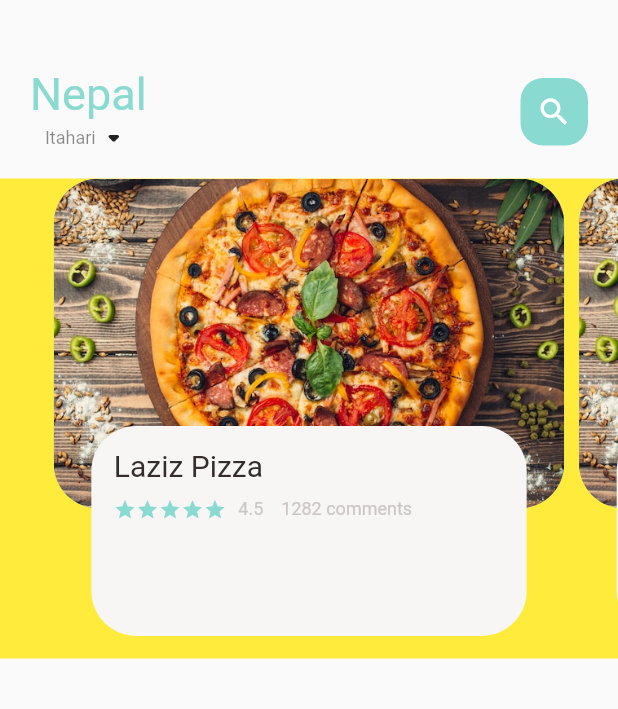
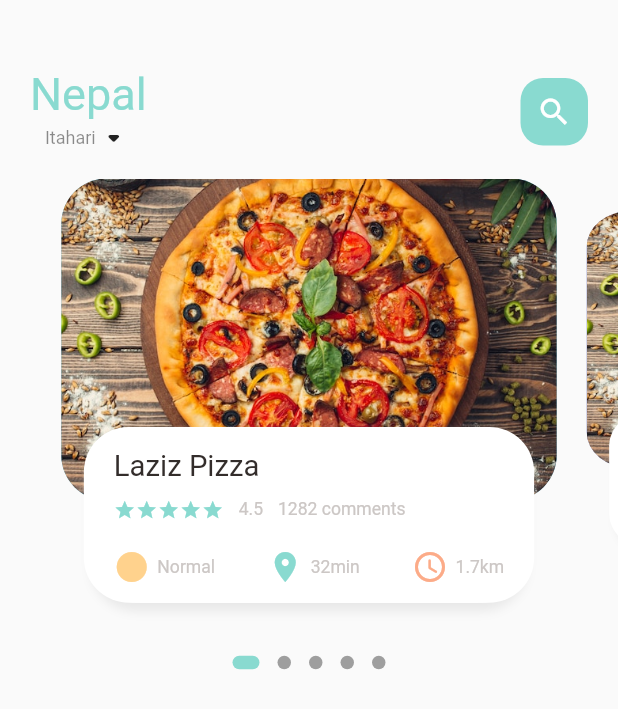
Before and after one commit to manjilkoirala/Food-Delivery-App, a Flutter app: the screen it shows after launch, on a phone screen of 412 x 824 dp. Shown: the top 709 px of the screen. Run offline on Flutter 3.47's test engine with Material 2 defaults, Android fonts, the phone set to English and light mode, and no system bars; drawn by our look-alikes of dots_indicator; our stand-ins replace get, google_fonts.

Commit message:
Managed height according to screen size or Height is set to dynamic

```diff
--- a/lib/Screen/Homepage/food_bar.dart
+++ b/lib/Screen/Homepage/food_bar.dart
@@ -25,7 +25,7 @@ class HomePage extends StatelessWidget {
                     children: [
                       BigText(
                         bigtext: "Nepal",
-                        color: GlobalVariable.mainColor,
+                        color: Mycolor.mainColor,
                         size: 30,
                       ),
                       Row(
@@ -44,7 +44,7 @@ class HomePage extends StatelessWidget {
                     width: 45,
                     decoration: BoxDecoration(
                       borderRadius: BorderRadius.circular(15),
-                      color: GlobalVariable.mainColor,
+                      color: Mycolor.mainColor,
                     ),
                     child: const Icon(
                       Icons.search,
--- a/lib/Screen/Homepage/food_body.dart
+++ b/lib/Screen/Homepage/food_body.dart
@@ -1,7 +1,9 @@
+import 'package:dots_indicator/dots_indicator.dart';
 import 'package:ecommerce/constants/global_variables.dart';
+import 'package:ecommerce/model/foodmodel.dart';
+import 'package:ecommerce/widgets/Icon_and_text.dart';
 import 'package:ecommerce/widgets/big_text.dart';
 import 'package:ecommerce/widgets/small_text.dart';
-import 'package:flutter/cupertino.dart';
 import 'package:flutter/material.dart';
 
 class FoodPageBody extends StatefulWidget {
@@ -13,26 +15,86 @@ class FoodPageBody extends StatefulWidget {
 
 class _FoodPageBodyState extends State<FoodPageBody> {
   PageController pageController = PageController(viewportFraction: 0.85);
+  var _currentpage = 0.0;
+  double _scalefactor = 0.8;
+  double _height = Dimensions.pageViewContainer;
+  @override
+  void initState() {
+    super.initState();
+    pageController.addListener(() {
+      setState(() {
+        _currentpage = pageController.page!;
+      });
+    });
+  }
+
+  @override
+  void dispose() {
+    super.dispose();
+    pageController.dispose();
+  }
+
   @override
   Widget build(BuildContext context) {
-    return Container(
-      height: 320,
-      color: Colors.yellow,
+    return Column(
+      children: [
+        Container(
+          height: Dimensions.mainContainer,
+          // color: Colors.yellow,
           child: PageView.builder(
               controller: pageController,
-          itemCount: 5,
+              itemCount: Fooddata.foodimg.length,
               itemBuilder: (context, position) {
                 return _buildPageItem(position);
               }),
+        ),
+        DotsIndicator(
+          dotsCount: 5,
+          position: _currentpage,
+          decorator: DotsDecorator(
+            activeColor: Mycolor.mainColor,
+            size: const Size.square(9.0),
+            activeSize: const Size(18.0, 9.0),
+            activeShape: RoundedRectangleBorder(
+                borderRadius: BorderRadius.circular(5.0)),
+          ),
+        )
+      ],
     );
   }
 
   Widget _buildPageItem(int index) {
-    return Stack(
+    Matrix4 matrix = Matrix4.identity();
+    if (index == _currentpage.floor()) {
+      var curScale = 1 - (_currentpage - index) * (1 - _scalefactor);
+      var currTrans = _height * (1 - curScale) / 2;
+      matrix = Matrix4.diagonal3Values(1, curScale, 1)
+        ..setTranslationRaw(0, currTrans, 0);
+    } else if (index == _currentpage.floor() + 1) {
+      var curScale =
+          _scalefactor + (_currentpage - index + 1) * (1 - _scalefactor);
+
+      var currTrans = _height * (1 - curScale) / 2;
+      matrix = Matrix4.diagonal3Values(1, curScale, 1)
+        ..setTranslationRaw(0, currTrans, 0);
+    } else if (index == _currentpage.floor() - 1) {
+      var curScale = 1 - (_currentpage - index) * (1 - _scalefactor);
+
+      var currTrans = _height * (1 - curScale) / 2;
+      matrix = Matrix4.diagonal3Values(1, curScale, 1)
+        ..setTranslationRaw(0, currTrans, 0);
+    } else {
+      var curScale = 0.8;
+      matrix = Matrix4.diagonal3Values(1, curScale, 1)
+        ..setTranslationRaw(0, _height * (1 - _scalefactor) / 2, 1);
+    }
+    return Transform(
+      transform: matrix,
+      child: Stack(
         children: [
           Container(
-          height: 220,
-          margin: const EdgeInsets.only(left: 5, right: 5),
+            height: Dimensions.pageViewContainer,
+            margin: const EdgeInsets.only(left: 10, right: 10),
             decoration: BoxDecoration(
                 borderRadius: BorderRadius.circular(30),
                 image: const DecorationImage(
@@ -46,40 +108,83 @@ class _FoodPageBodyState extends State<FoodPageBody> {
           Align(
             alignment: Alignment.bottomCenter,
             child: Container(
-            height: 140,
-            margin: const EdgeInsets.only(left: 30, right: 30, bottom: 15),
+              height: Dimensions.pageViewTextContainer,
+              margin: EdgeInsets.only(
+                  left: 30, right: 30, bottom: Dimensions.screenHeight / 28.13),
               decoration: BoxDecoration(
+                color: Colors.white,
                 borderRadius: BorderRadius.circular(30),
-                // boxShadow: ,
-
-                color: GlobalVariable.buttonBackgroundColor),
+                boxShadow: const [
+                  BoxShadow(
+                      color: Color(0xffe8e8e8),
+                      offset: Offset(0, 5),
+                      blurRadius: 5.0),
+                  BoxShadow(
+                    color: Colors.white,
+                    offset: Offset(-5, 0),
+                  ),
+                  BoxShadow(
+                    color: Colors.white,
+                    offset: Offset(5, 0),
+                  )
+                ],
+              ),
               child: Container(
-              padding: const EdgeInsets.only(top: 15, left: 15, right: 15),
+                padding: EdgeInsets.only(
+                    top: Dimensions.screenHeight / 56.27, left: 15, right: 15),
                 child: Column(
                   crossAxisAlignment: CrossAxisAlignment.start,
                   // mainAxisAlignment: MainAxisAlignment.start,
                   children: [
-                  BigText(bigtext: "Laziz Pizza"),
-                  const SizedBox(height: 10),
+                    BigText(
+                      bigtext: "Laziz Pizza",
+                      size: Dimensions.screenHeight / 42.2,
+                    ),
+                    SizedBox(height: Dimensions.screenHeight / 84.4),
                     Row(
                       children: [
                         Wrap(
                           children: List.generate(
                               5,
-                            (index) => const Icon(
+                              (index) => Icon(
                                     Icons.star,
-                                  color: GlobalVariable.mainColor,
-                                  size: 15,
+                                    color: Mycolor.mainColor,
+                                    size: Dimensions.screenHeight / 56.27,
                                   )),
                         ),
+                        const SizedBox(
+                          width: 10,
+                        ),
+                        SmallText(
+                            smalltext: "4.5",
+                            size: Dimensions.screenHeight / 70.33),
+                        const SizedBox(
+                          width: 10,
+                        ),
+                        SmallText(
+                          smalltext: "1282 comments",
+                          size: Dimensions.screenHeight / 70.33,
+                        )
+                      ],
+                    ),
                     SizedBox(
-                        width: 8,
+                      height: Dimensions.screenHeight / 42.2,
                     ),
-                      SmallText(smalltext: "4.5"),
-                      SizedBox(
-                        width: 12,
-                      ),
-                      SmallText(smalltext: "1282 comments")
+                    Row(
+                      mainAxisAlignment: MainAxisAlignment.spaceBetween,
+                      children: const [
+                        IconText(
+                            icon: Icons.circle_sharp,
+                            text: "Normal",
+                            iconcolor: Mycolor.iconColor1),
+                        IconText(
+                            icon: Icons.location_on_sharp,
+                            text: "32min",
+                            iconcolor: Mycolor.mainColor),
+                        IconText(
+                            icon: Icons.access_time_rounded,
+                            text: "1.7km",
+                            iconcolor: Mycolor.iconColor2)
                       ],
                     )
                   ],
@@ -88,6 +193,7 @@ class _FoodPageBodyState extends State<FoodPageBody> {
             ),
           ),
         ],
+      ),
     );
   }
 }
--- a/lib/constants/global_variables.dart
+++ b/lib/constants/global_variables.dart
@@ -1,6 +1,7 @@
 import 'package:flutter/material.dart';
+import 'package:get/get.dart';
 
-class GlobalVariable {
+class Mycolor {
   static const textColor = Color(0xFFccc7c5);
   static const mainColor = Color(0xff89dad0);
   static const Color iconColor1 = Color(0xffffd28d);
@@ -12,3 +13,12 @@ class GlobalVariable {
   static const mainBlackColor = Color(0xff332d2b);
   static const yellowColor = Color(0xffffd379);
 }
+
+class Dimensions {
+  static double screenHeight = Get.context!.height;
+  static double screenWidth = Get.context!.width;
+
+  static double pageViewContainer = screenHeight / 3.84;
+  static double pageViewTextContainer = screenHeight / 7.03;
+  static double mainContainer = screenHeight / 2.64;
+}
--- a/lib/main.dart
+++ b/lib/main.dart
@@ -1,6 +1,5 @@
-import 'package:ecommerce/constants/global_variables.dart';
-import 'package:ecommerce/widgets/big_text.dart';
 import 'package:flutter/material.dart';
+import 'package:get/get_navigation/src/root/get_material_app.dart';
 
 import 'Screen/Homepage/food_bar.dart';
 
@@ -13,7 +12,7 @@ class MyApp extends StatelessWidget {
 
   @override
   Widget build(BuildContext context) {
-    return MaterialApp(
+    return GetMaterialApp(
       debugShowCheckedModeBanner: false,
       title: 'Ecommerce App',
       theme: ThemeData(
--- /dev/null
+++ b/lib/model/foodmodel.dart
@@ -0,0 +1,17 @@
+import 'package:flutter/cupertino.dart';
+
+class Food {
+  final String img;
+
+  Food({required this.img});
+}
+
+class Fooddata {
+  static final foodimg = [
+    Food(img: 'assets/img/burger.jpg'),
+    Food(img: 'assets/img/chowmin.jpg'),
+    Food(img: 'assets/img/friedrice.jpg'),
+    Food(img: 'assets/img/momo.jpg'),
+    Food(img: 'assets/img/pizza.jpg'),
+  ];
+}
--- /dev/null
+++ b/lib/widgets/Icon_and_text.dart
@@ -0,0 +1,39 @@
+// ignore_for_file: public_member_api_docs, sort_constructors_first
+import 'package:ecommerce/constants/global_variables.dart';
+import 'package:ecommerce/widgets/small_text.dart';
+import 'package:flutter/cupertino.dart';
+import 'package:flutter/material.dart';
+import 'package:flutter/src/foundation/key.dart';
+import 'package:flutter/src/widgets/framework.dart';
+
+class IconText extends StatelessWidget {
+  final IconData icon;
+  final String text;
+
+  final Color iconcolor;
+  const IconText({
+    Key? key,
+    required this.icon,
+    required this.text,
+    required this.iconcolor,
+  }) : super(key: key);
+
+  @override
+  Widget build(BuildContext context) {
+    return Row(
+      children: [
+        Icon(
+          icon,
+          color: iconcolor,
+        ),
+        const SizedBox(
+          width: 5,
+        ),
+        SmallText(
+          smalltext: text,
+          size: Dimensions.screenHeight / 70.33,
+        ),
+      ],
+    );
+  }
+}
--- a/lib/widgets/big_text.dart
+++ b/lib/widgets/big_text.dart
@@ -13,7 +13,7 @@ class BigText extends StatelessWidget {
       {Key? key,
       required this.bigtext,
       this.size = 20.0,
-      this.color = GlobalVariable.mainBlackColor,
+      this.color = Mycolor.mainBlackColor,
       this.overflow = TextOverflow.ellipsis})
       : super(key: key);
 
--- a/lib/widgets/small_text.dart
+++ b/lib/widgets/small_text.dart
@@ -12,7 +12,7 @@ class SmallText extends StatelessWidget {
       {Key? key,
       required this.smalltext,
       this.size = 12,
-      this.color = GlobalVariable.textColor})
+      this.color = Mycolor.textColor})
       : super(key: key);
 
   @override
--- a/pubspec.yaml
+++ b/pubspec.yaml
@@ -35,6 +35,8 @@ dependencies:
   # Use with the CupertinoIcons class for iOS style icons.
   cupertino_icons: ^1.0.2
   google_fonts: ^3.0.1
+  get: any
+  dots_indicator: ^2.1.0
 
 dev_dependencies:
   flutter_test:
```
Also changed, not shown: pubspec.lock. Lines whose indentation alone changed are shown as unchanged.
